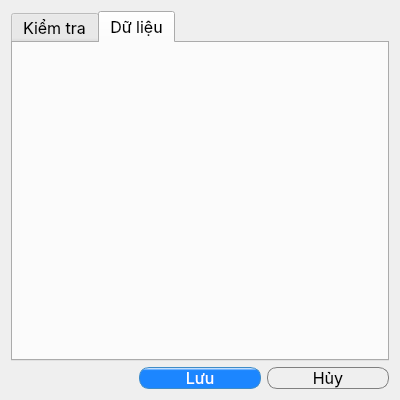
deserteagle735/memento, file window/interface/form/settings.ui: the form before one commit.
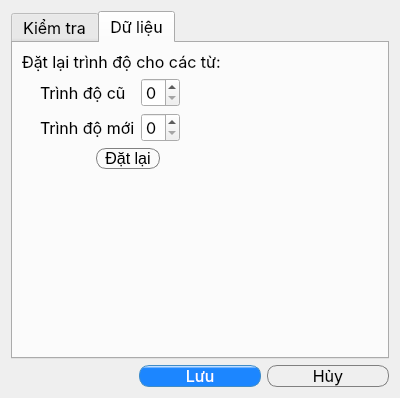
The form after the commit. The open tabs and pages were chosen to show the change. Icons and pictures are not drawn.

Commit message: fix bug, add option reset level in settings

```diff
--- a/window/interface/form/settings.ui
+++ b/window/interface/form/settings.ui
@@ -13,7 +13,7 @@
     <x>0</x>
     <y>0</y>
     <width>400</width>
-    <height>400</height>
+    <height>398</height>
    </rect>
   </property>
   <property name="font">
@@ -171,6 +171,167 @@
       <attribute name="title">
        <string>Dữ liệu</string>
       </attribute>
+      <layout class="QVBoxLayout" name="verticalLayout_2">
+       <item>
+        <widget class="QLabel" name="label_5">
+         <property name="text">
+          <string>Đặt lại trình độ cho các từ:</string>
+         </property>
+        </widget>
+       </item>
+       <item>
+        <layout class="QGridLayout" name="gridLayout_3">
+         <item row="0" column="0">
+          <spacer name="horizontalSpacer">
+           <property name="orientation">
+            <enum>Qt::Horizontal</enum>
+           </property>
+           <property name="sizeHint" stdset="0">
+            <size>
+             <width>13</width>
+             <height>22</height>
+            </size>
+           </property>
+          </spacer>
+         </item>
+         <item row="0" column="1">
+          <widget class="QLabel" name="label_6">
+           <property name="text">
+            <string>Trình độ cũ</string>
+           </property>
+          </widget>
+         </item>
+         <item row="0" column="2">
+          <widget class="QSpinBox" name="spinbox_old_level">
+           <property name="maximum">
+            <number>4</number>
+           </property>
+          </widget>
+         </item>
+         <item row="0" column="3">
+          <spacer name="horizontalSpacer_6">
+           <property name="orientation">
+            <enum>Qt::Horizontal</enum>
+           </property>
+           <property name="sizeHint" stdset="0">
+            <size>
+             <width>198</width>
+             <height>20</height>
+            </size>
+           </property>
+          </spacer>
+         </item>
+         <item row="1" column="0">
+          <spacer name="horizontalSpacer_5">
+           <property name="orientation">
+            <enum>Qt::Horizontal</enum>
+           </property>
+           <property name="sizeHint" stdset="0">
+            <size>
+             <width>13</width>
+             <height>22</height>
+            </size>
+           </property>
+          </spacer>
+         </item>
+         <item row="1" column="1">
+          <widget class="QLabel" name="label_7">
+           <property name="text">
+            <string>Trình độ mới</string>
+           </property>
+          </widget>
+         </item>
+         <item row="1" column="2">
+          <widget class="QSpinBox" name="spinbox_new_level">
+           <property name="maximum">
+            <number>4</number>
+           </property>
+          </widget>
+         </item>
+         <item row="1" column="3">
+          <spacer name="horizontalSpacer_7">
+           <property name="orientation">
+            <enum>Qt::Horizontal</enum>
+           </property>
+           <property name="sizeHint" stdset="0">
+            <size>
+             <width>198</width>
+             <height>20</height>
+            </size>
+           </property>
+          </spacer>
+         </item>
+        </layout>
+       </item>
+       <item>
+        <layout class="QHBoxLayout" name="horizontalLayout">
+         <item>
+          <spacer name="horizontalSpacer_8">
+           <property name="orientation">
+            <enum>Qt::Horizontal</enum>
+           </property>
+           <property name="sizeHint" stdset="0">
+            <size>
+             <width>13</width>
+             <height>20</height>
+            </size>
+           </property>
+          </spacer>
+         </item>
+         <item>
+          <widget class="QPushButton" name="button_reset">
+           <property name="font">
+            <font>
+             <family>Arial</family>
+             <pointsize>12</pointsize>
+            </font>
+           </property>
+           <property name="styleSheet">
+            <string notr="true">QPushButton{border-radius:10px;
+border:1px solid gray;
+padding: 0 8px;
+background-color: qlineargradient(x1: 0, y1: 0, x2: 0, y2: 1,
+                                      stop: 0 #f6f7fa, stop: 1 #dadbde);
+}
+
+QPushButton:focus{
+border: 1px solid #006080;
+}</string>
+           </property>
+           <property name="text">
+            <string>Đặt lại</string>
+           </property>
+          </widget>
+         </item>
+         <item>
+          <spacer name="horizontalSpacer_9">
+           <property name="orientation">
+            <enum>Qt::Horizontal</enum>
+           </property>
+           <property name="sizeHint" stdset="0">
+            <size>
+             <width>218</width>
+             <height>20</height>
+            </size>
+           </property>
+          </spacer>
+         </item>
+        </layout>
+       </item>
+       <item>
+        <spacer name="verticalSpacer">
+         <property name="orientation">
+          <enum>Qt::Vertical</enum>
+         </property>
+         <property name="sizeHint" stdset="0">
+          <size>
+           <width>20</width>
+           <height>217</height>
+          </size>
+         </property>
+        </spacer>
+       </item>
+      </layout>
      </widget>
     </widget>
    </item>
```
The commit also changes 15 other files.
